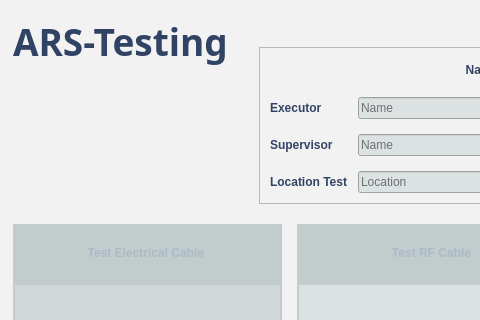
Before: the Qt Designer form mainwindow.ui in phandinhbacptit/ARS-Testing, drawn with Qt 5; both pictures show x 0 to 480 and y 0 to 320 of the 1143 by 638 pixel window.
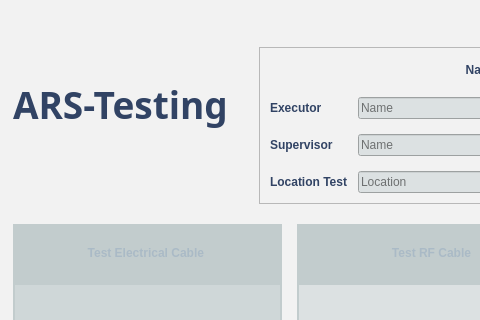
After: the same form once the commit is applied. Icons and pictures are not drawn.

Commit message: change logo size, change signature size, add function checkBox to enable, disable signature in report

```diff
--- a/mainwindow.ui
+++ b/mainwindow.ui
@@ -57,7 +57,7 @@
       <property name="frameShadow">
        <enum>QFrame::Raised</enum>
       </property>
-      <layout class="QGridLayout" name="gridLayout_2" rowstretch="1,3">
+      <layout class="QGridLayout" name="gridLayout_2" rowstretch="1">
        <item row="0" column="0">
         <widget class="QLabel" name="label">
          <property name="font">
@@ -80,16 +80,6 @@
          </property>
         </widget>
        </item>
-       <item row="1" column="0">
-        <widget class="QLabel" name="label_14">
-         <property name="styleSheet">
-          <string notr="true">border-image: url(&quot;:/Test/images/logo.png&quot;);</string>
-         </property>
-         <property name="text">
-          <string/>
-         </property>
-        </widget>
-       </item>
       </layout>
      </widget>
     </item>
```
The commit also changes 17 other files.
